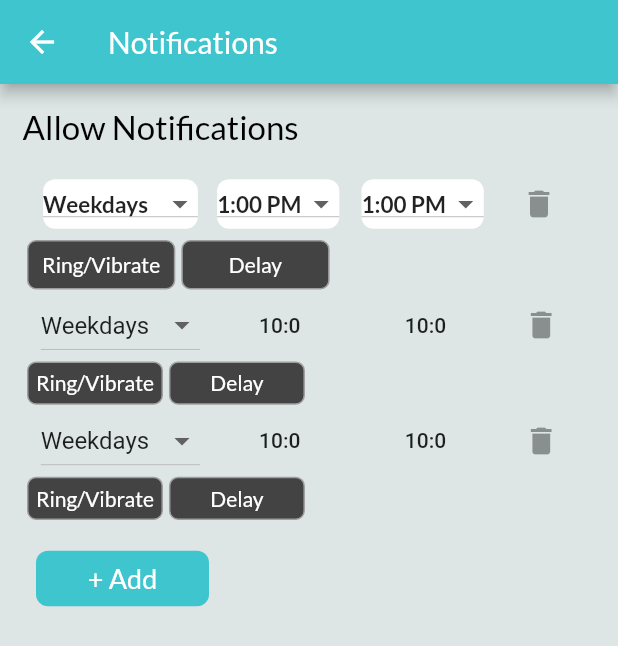
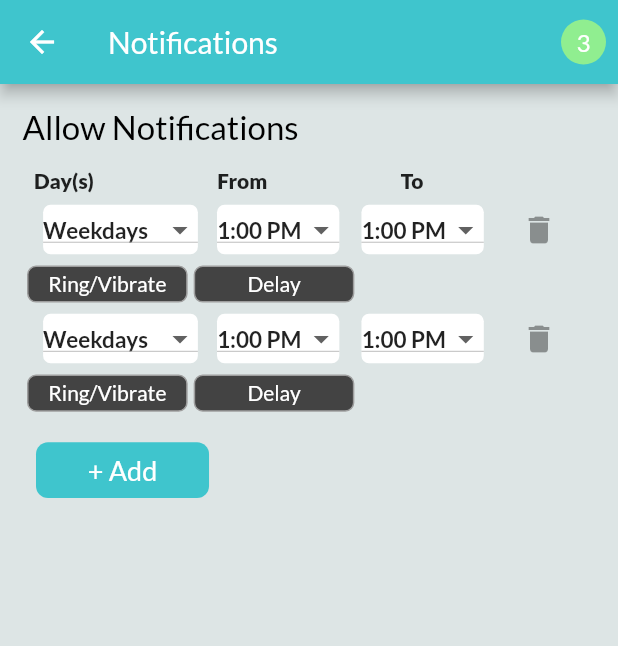
Before and after one commit to tahir-kali/chatfully, a Flutter app: the NotificationsScreen screen opened directly, on a phone screen of 412 x 824 dp. Shown: the top 646 px of the screen. Run offline on Flutter 3.47's test engine with Material 2 defaults, Android fonts, the phone set to English and light mode, and no system bars; our stand-ins replace flutter_spinkit, font_awesome_flutter, google_fonts.

Commit message:
latest fixes
added

```diff
--- a/lib/Screens/LoginScreen.dart
+++ b/lib/Screens/LoginScreen.dart
@@ -38,7 +38,7 @@ class _LoginScreenState extends State<LoginScreen> {
 
                  enabledBorder: UnderlineInputBorder(
     borderSide: BorderSide(color: Colors.white,
-    width: 2
+    width: 1
 
     ),
   ),
@@ -51,6 +51,7 @@ class _LoginScreenState extends State<LoginScreen> {
                 hintText: "Username",
 
                                  focusedBorder: InputBorder.none,
+
 
                 hintStyle: GoogleFonts.lato(
                   fontWeight: FontWeight.w400,
@@ -69,7 +70,7 @@ class _LoginScreenState extends State<LoginScreen> {
 
                  enabledBorder: UnderlineInputBorder(
     borderSide: BorderSide(color: Colors.white,
-    width: 2
+    width: 1
 
     ),
   ),
--- a/lib/Screens/Notifications.dart
+++ b/lib/Screens/Notifications.dart
@@ -47,6 +47,20 @@ class _NotificationsScreenState extends State<NotificationsScreen> {
       backgroundColor: Color(0xffDDE5E5),
 
       appBar: AppBar(
+        actions: <Widget>[
+          Padding(
+            padding: const EdgeInsets.all(8.0),
+            child: CircleAvatar(
+
+
+
+               backgroundColor: Color(0xff90EE90),
+               radius: 15,
+               child: Text("3", style: GoogleFonts.lato(color: Colors.white,),
+             ),
+            ),
+          )
+         ],
         title: Text(
           "Notifications",
           style: GoogleFonts.lato(color: Colors.white),
@@ -67,6 +81,38 @@ class _NotificationsScreenState extends State<NotificationsScreen> {
           ),
           Column(
             children: <Widget>[
+
+              Padding(
+                padding: EdgeInsets.symmetric(horizontal: SizeConfig.blockSizeHorizontal* 5.5),
+                child: Row(
+                  mainAxisAlignment: MainAxisAlignment.start,
+                  children: <Widget>[
+
+                    Expanded(
+                      flex: 2,
+                      child: Text("Day(s)", style: GoogleFonts.lato(
+                        fontWeight: FontWeight.w800
+                      ),),
+                    ),
+                    Expanded(
+                                            flex: 2,
+
+                                        child: Text("From", style: GoogleFonts.lato(
+                        fontWeight: FontWeight.w800
+                      ),),
+                    ),
+                    Expanded(
+                      flex: 2,
+                                        child: Text("To",
+                                        textAlign: TextAlign.left,
+                                         style: GoogleFonts.lato(
+                        fontWeight: FontWeight.w800
+                      ),),
+                    ),
+
+                  ],
+                ),
+              ),
               Padding(
                 padding: EdgeInsets.symmetric(horizontal: 18),
                 child: Container(
@@ -75,7 +121,7 @@ class _NotificationsScreenState extends State<NotificationsScreen> {
                     children: <Widget>[
                       Container(
                          decoration: BoxDecoration(
-                            borderRadius: BorderRadius.circular(8),
+                            borderRadius: BorderRadius.circular(5),
                                                       color: Colors.white,
 
                           ),
@@ -110,7 +156,7 @@ class _NotificationsScreenState extends State<NotificationsScreen> {
                         padding: EdgeInsets.symmetric(horizontal: 2),
                         child: Container(
                            decoration: BoxDecoration(
-                            borderRadius: BorderRadius.circular(8),
+                            borderRadius: BorderRadius.circular(5),
                                                       color: Colors.white,
 
                           ),
@@ -144,7 +190,7 @@ class _NotificationsScreenState extends State<NotificationsScreen> {
                         padding: EdgeInsets.symmetric(horizontal: 2),
                         child: Container(
                           decoration: BoxDecoration(
-                            borderRadius: BorderRadius.circular(8),
+                            borderRadius: BorderRadius.circular(5),
                                                       color: Colors.white,
 
                           ),
@@ -185,8 +231,8 @@ class _NotificationsScreenState extends State<NotificationsScreen> {
                 child: Row(
                   children: <Widget>[
                     Container(
-                      height: SizeConfig.blockSizeVertical * 4,
-                      width: SizeConfig.blockSizeHorizontal * 24,
+                      height: SizeConfig.blockSizeVertical * 3,
+                      width: SizeConfig.blockSizeHorizontal * 26,
                       decoration: BoxDecoration(
                           borderRadius: BorderRadius.circular(6),
                           color: container,
@@ -201,8 +247,8 @@ class _NotificationsScreenState extends State<NotificationsScreen> {
                     Padding(
                       padding: EdgeInsets.symmetric(horizontal: 4),
                       child: Container(
-                        height: SizeConfig.blockSizeVertical * 4,
-                        width: SizeConfig.blockSizeHorizontal * 24  ,
+                        height: SizeConfig.blockSizeVertical * 3,
+                        width: SizeConfig.blockSizeHorizontal * 26  ,
                         decoration: BoxDecoration(
                             borderRadius: BorderRadius.circular(6),
                             color: container,
@@ -222,12 +268,24 @@ class _NotificationsScreenState extends State<NotificationsScreen> {
           ),
            Column(
             children: <Widget>[
+
+
               Padding(
                 padding: EdgeInsets.symmetric(horizontal: 18),
+                child: Container(
                   child: Row(
                     mainAxisAlignment: MainAxisAlignment.spaceEvenly,
                     children: <Widget>[
-                    new DropdownButton<String>(
+                      Container(
+                         decoration: BoxDecoration(
+                            borderRadius: BorderRadius.circular(5),
+                                                      color: Colors.white,
+
+                          ),
+                        height: SizeConfig.blockSizeVertical * 4,
+                        child: new DropdownButton<String>(
+                          dropdownColor: Colors.white,
+                          focusColor: Colors.white,
                           value: "Weekdays",
                           items: <String>[
                             'Monday',
@@ -240,42 +298,89 @@ class _NotificationsScreenState extends State<NotificationsScreen> {
                             "Weekdays"
                           ].map((String value) {
                             return new DropdownMenuItem<String>(
+
                               value: value,
-                          child: new Text(value),
+                              child:  Text(value, style: GoogleFonts.lato(
+                                fontWeight: FontWeight.w600,
+                                fontSize: 15
+                              ),),
                             );
                           }).toList(),
                           onChanged: (_) {},
                         ),
-                    FlatButton(
-                      onPressed: () async {
-                        final selectedDate = await _selectedTimeStart(context);
+                      ),
+                      Padding(
+                        padding: EdgeInsets.symmetric(horizontal: 2),
+                        child: Container(
+                           decoration: BoxDecoration(
+                            borderRadius: BorderRadius.circular(5),
+                                                      color: Colors.white,
 
-                        setState(() {
-                          startTime = selectedDate.hour.toString() +
-                              " : " +
-                              selectedDate.minute.toString();
-                        });
-                      },
-                      child: Container(
-                        child: Text(startTime),
+                          ),
+                          height: SizeConfig.blockSizeVertical * 4,
+                          child: new DropdownButton<String>(
+                            dropdownColor: Colors.white,
+                            focusColor: Colors.white,
+                            value: "1:00 PM",
+                            items: <String>[
+                              '1:00 PM',
+                              "1:30 PM",
+                              '1:00 AM',
+                              "1:30 AM",
+
+
+                            ].map((String value) {
+                              return new DropdownMenuItem<String>(
+
+                                value: value,
+                                child:  Text(value, style: GoogleFonts.lato(
+                                  fontWeight: FontWeight.w600,
+                                  fontSize: 15
+                                ),),
+                              );
+                            }).toList(),
+                            onChanged: (_) {},
                           ),
                         ),
-                    FlatButton(
-                      onPressed: () async {
-                        final selectedDate = await _selectedTimeStart2(context);
+                      ),
+                      Padding(
+                        padding: EdgeInsets.symmetric(horizontal: 2),
+                        child: Container(
+                          decoration: BoxDecoration(
+                            borderRadius: BorderRadius.circular(5),
+                                                      color: Colors.white,
 
-                        setState(() {
-                          endTime = selectedDate.hour.toString() +
-                              " : " +
-                              selectedDate.minute.toString();
-                        });
-                      },
-                      child: Container(
-                        child: Text(startTime),
+                          ),
+                          height: SizeConfig.blockSizeVertical * 4,
+                          child: new DropdownButton<String>(
+                            dropdownColor: Colors.white,
+                            focusColor: Colors.white,
+                             value: "1:00 PM",
+                            items: <String>[
+                              '1:00 PM',
+                              "1:30 PM",
+                              '1:00 AM',
+                              "1:30 AM",
+
+
+                            ].map((String value) {
+                              return new DropdownMenuItem<String>(
+
+                                value: value,
+                                child:  Text(value, style: GoogleFonts.lato(
+                                  fontWeight: FontWeight.w600,
+                                  fontSize: 15
+                                ),),
+                              );
+                            }).toList(),
+                            onChanged: (_) {},
                           ),
                         ),
+                      ),
+
                       IconButton(icon: Icon(Icons.delete), onPressed: null)
                     ],
+                  ),
                 ),
               ),
               Padding(
@@ -283,8 +388,8 @@ class _NotificationsScreenState extends State<NotificationsScreen> {
                 child: Row(
                   children: <Widget>[
                     Container(
-                      height: SizeConfig.blockSizeVertical * 3.5,
-                      width: SizeConfig.blockSizeHorizontal * 22,
+                      height: SizeConfig.blockSizeVertical * 3,
+                      width: SizeConfig.blockSizeHorizontal * 26,
                       decoration: BoxDecoration(
                           borderRadius: BorderRadius.circular(6),
                           color: container,
@@ -299,8 +404,8 @@ class _NotificationsScreenState extends State<NotificationsScreen> {
                     Padding(
                       padding: EdgeInsets.symmetric(horizontal: 4),
                       child: Container(
-                        height: SizeConfig.blockSizeVertical * 3.5,
-                        width: SizeConfig.blockSizeHorizontal * 22,
+                        height: SizeConfig.blockSizeVertical * 3,
+                        width: SizeConfig.blockSizeHorizontal * 26  ,
                         decoration: BoxDecoration(
                             borderRadius: BorderRadius.circular(6),
                             color: container,
@@ -318,104 +423,7 @@ class _NotificationsScreenState extends State<NotificationsScreen> {
               ),
             ],
           ),
-          Column(
-            children: <Widget>[
-              Padding(
-                padding: EdgeInsets.symmetric(horizontal: 18),
-                child: Row(
-                  mainAxisAlignment: MainAxisAlignment.spaceEvenly,
-                  children: <Widget>[
-                    new DropdownButton<String>(
-                      value: "Weekdays",
-                      items: <String>[
-                        'Monday',
-                        'Tuesday',
-                        'Wednesday',
-                        'Thursday',
-                        "Friday",
-                        "Saturday",
-                        "Sunday",
-                        "Weekdays"
-                      ].map((String value) {
-                        return new DropdownMenuItem<String>(
-                          value: value,
-                          child: new Text(value),
-                        );
-                      }).toList(),
-                      onChanged: (_) {},
-                    ),
-                    FlatButton(
-                      onPressed: () async {
-                        final selectedDate = await _selectedTimeStart(context);
 
-                        setState(() {
-                          startTime = selectedDate.hour.toString() +
-                              " : " +
-                              selectedDate.minute.toString();
-                        });
-                      },
-                      child: Container(
-                        child: Text(startTime),
-                      ),
-                    ),
-                    FlatButton(
-                      onPressed: () async {
-                        final selectedDate = await _selectedTimeStart2(context);
-
-                        setState(() {
-                          endTime = selectedDate.hour.toString() +
-                              " : " +
-                              selectedDate.minute.toString();
-                        });
-                      },
-                      child: Container(
-                        child: Text(startTime),
-                      ),
-                    ),
-                    IconButton(icon: Icon(Icons.delete), onPressed: null)
-                  ],
-                ),
-              ),
-              Padding(
-                padding: EdgeInsets.symmetric(horizontal: 18),
-                child: Row(
-                  children: <Widget>[
-                    Container(
-                      height: SizeConfig.blockSizeVertical * 3.5,
-                      width: SizeConfig.blockSizeHorizontal * 22,
-                      decoration: BoxDecoration(
-                          borderRadius: BorderRadius.circular(6),
-                          color: container,
-                          border: Border.all(color: border)),
-                      child: Center(
-                        child: Text(
-                          "Ring/Vibrate",
-                          style: GoogleFonts.lato(color: text),
-                        ),
-                      ),
-                    ),
-                    Padding(
-                      padding: EdgeInsets.symmetric(horizontal: 4),
-                      child: Container(
-                        height: SizeConfig.blockSizeVertical * 3.5,
-                        width: SizeConfig.blockSizeHorizontal * 22,
-                        decoration: BoxDecoration(
-                            borderRadius: BorderRadius.circular(6),
-                            color: container,
-                            border: Border.all(color: border)),
-                        child: Center(
-                          child: Text(
-                            "Delay",
-                            style: GoogleFonts.lato(color: text),
-                          ),
-                        ),
-                      ),
-                    ),
-                  ],
-                ),
-              ),
-            ],
-          ),
 
           Padding(
             padding: EdgeInsets.symmetric(horizontal: 8, vertical: 15),
```
Also changed, not shown: lib/Screens/ForgetPassword.dart (+43 -35 lines), lib/Screens/Signup.dart (+82 -59 lines). Lines whose indentation alone changed are shown as unchanged.
